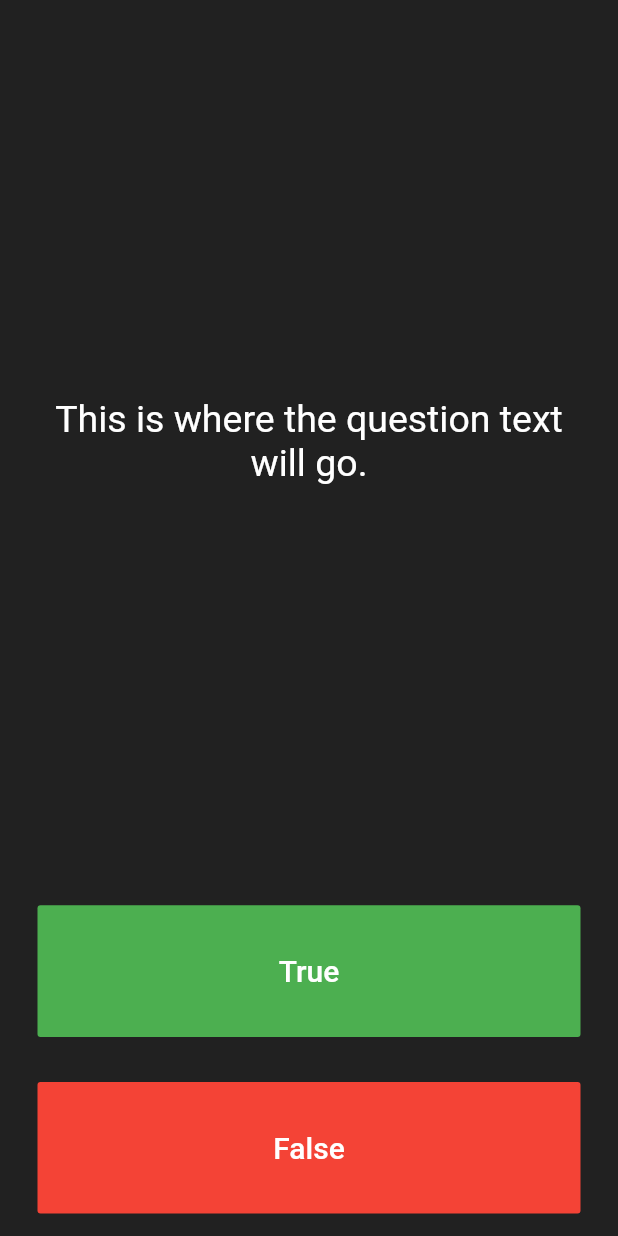
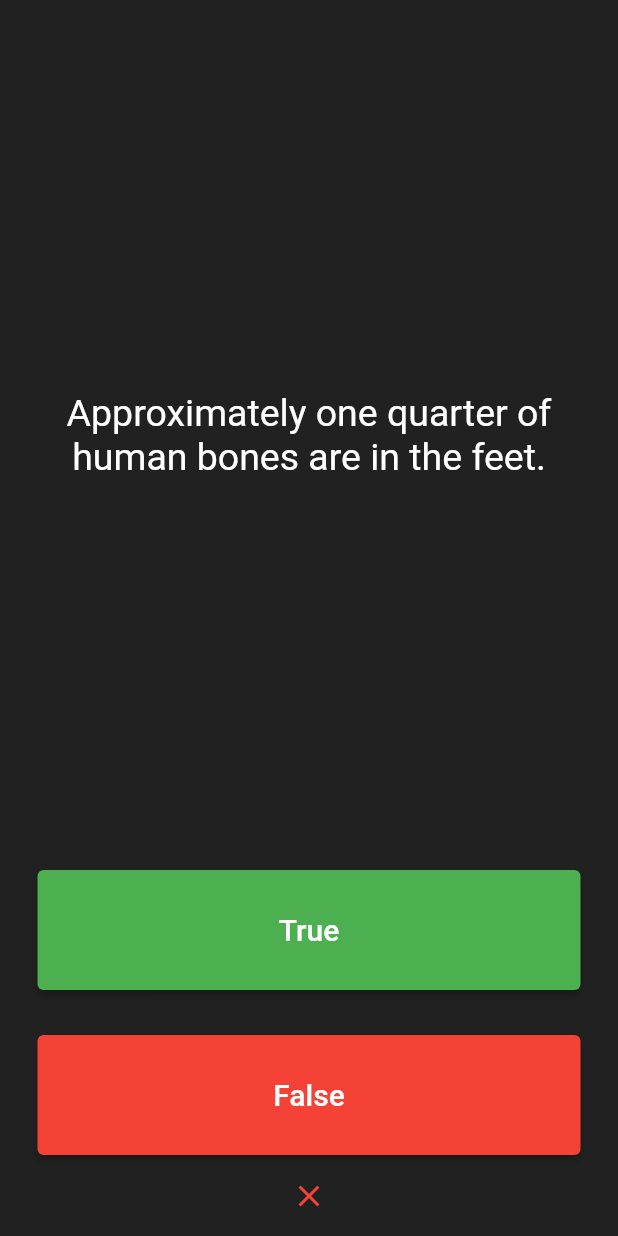
Before and after one commit to Dzaky02/quizzler_flutter_app, a Flutter app: the screen it shows after launch, after a tap on "True", on a phone screen of 412 x 824 dp. Run offline on Flutter 3.47's test engine with Material 2 defaults, Android fonts, the phone set to English and light mode, and no system bars.

Commit message:
Displaying Question and answer.

```diff
--- a/lib/main.dart
+++ b/lib/main.dart
@@ -10,7 +10,10 @@ class Quizzler extends StatelessWidget {
         backgroundColor: Colors.grey.shade900,
         body: SafeArea(
           child: Padding(
-            padding: EdgeInsets.symmetric(horizontal: 10.0),
+            padding: EdgeInsets.symmetric(
+              horizontal: 10.0,
+              vertical: 15.0,
+            ),
             child: QuizPage(),
           ),
         ),
@@ -25,6 +28,35 @@ class QuizPage extends StatefulWidget {
 }
 
 class _QuizPageState extends State<QuizPage> {
+  List<Icon> scoreKeeper = [];
+
+  List<String> questions = [
+    'You can lead a cow down stairs but not up stairs.',
+    'Approximately one quarter of human bones are in the feet.',
+    'A slug\'s blood is green.',
+  ];
+
+  List<bool> answers = [false, true, true];
+
+  int questionNumber = 0;
+  static const trueValue = Icon(
+    Icons.check,
+    color: Colors.green,
+  );
+  static const falseValue = Icon(
+    Icons.close,
+    color: Colors.red,
+  );
+
+  void answerQuestion(bool result) {
+    if (questionNumber < questions.length) {
+      setState(() {
+        scoreKeeper.add(result ? trueValue : falseValue);
+        questionNumber++;
+      });
+    }
+  }
+
   @override
   Widget build(BuildContext context) {
     return Column(
@@ -37,7 +69,7 @@ class _QuizPageState extends State<QuizPage> {
             padding: EdgeInsets.all(10.0),
             child: Center(
               child: Text(
-                'This is where the question text will go.',
+                questionNumber < questions.length ? questions[questionNumber] : 'Finish',
                 textAlign: TextAlign.center,
                 style: TextStyle(
                   fontSize: 25.0,
@@ -50,41 +82,33 @@ class _QuizPageState extends State<QuizPage> {
         Expanded(
           child: Padding(
             padding: EdgeInsets.all(15.0),
-            child: FlatButton(
-              textColor: Colors.white,
-              color: Colors.green,
+            child: ElevatedButton(
+              style: ElevatedButton.styleFrom(primary: Colors.green),
               child: Text(
                 'True',
-                style: TextStyle(
-                  color: Colors.white,
-                  fontSize: 20.0,
-                ),
+                style: TextStyle(fontSize: 20.0),
               ),
-              onPressed: () {
-                //The user picked true.
-              },
+              onPressed: () => answerQuestion(answers[questionNumber]),
             ),
           ),
         ),
         Expanded(
           child: Padding(
             padding: EdgeInsets.all(15.0),
-            child: FlatButton(
-              color: Colors.red,
+            child: ElevatedButton(
+              style: ElevatedButton.styleFrom(primary: Colors.red),
               child: Text(
                 'False',
-                style: TextStyle(
-                  fontSize: 20.0,
-                  color: Colors.white,
-                ),
+                style: TextStyle(fontSize: 20.0),
               ),
-              onPressed: () {
-                //The user picked false.
-              },
+              onPressed: () => answerQuestion(!answers[questionNumber]),
             ),
           ),
         ),
-        //TODO: Add a Row here as your score keeper
+        Row(
+          mainAxisAlignment: MainAxisAlignment.center,
+          children: scoreKeeper,
+        ),
       ],
     );
   }
```
Also changed, not shown: 1 other file.
